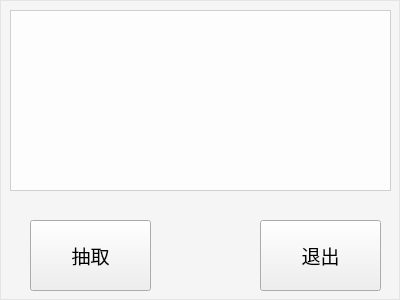
This is src/mainwindow.ui in starrykiller/agonblick as Qt 5 draws it before an edit. The edited form follows.
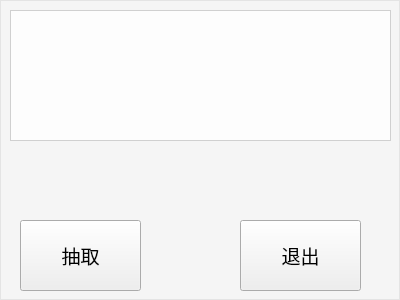
This is the edited form. Icons and pictures are not drawn.

Commit message: Add common HTML to make it OOP

The edit to the form file:
```diff
--- a/src/mainwindow.ui
+++ b/src/mainwindow.ui
@@ -55,7 +55,7 @@
    <widget class="QPushButton" name="exit">
     <property name="geometry">
      <rect>
-      <x>260</x>
+      <x>240</x>
       <y>220</y>
       <width>121</width>
       <height>71</height>
@@ -76,7 +76,7 @@
       <x>10</x>
       <y>10</y>
       <width>381</width>
-      <height>181</height>
+      <height>131</height>
      </rect>
     </property>
     <property name="styleSheet">
@@ -98,7 +98,7 @@
    <widget class="QPushButton" name="random">
     <property name="geometry">
      <rect>
-      <x>30</x>
+      <x>20</x>
       <y>220</y>
       <width>121</width>
       <height>71</height>
```
The commit also changes 2 other files.
